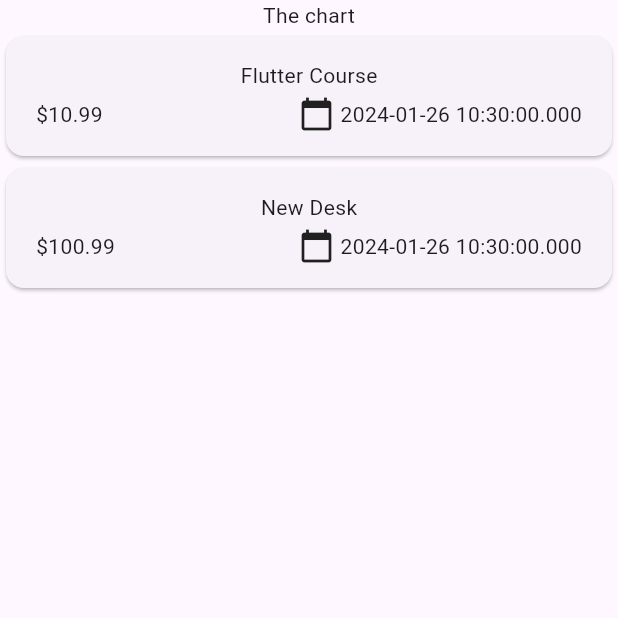
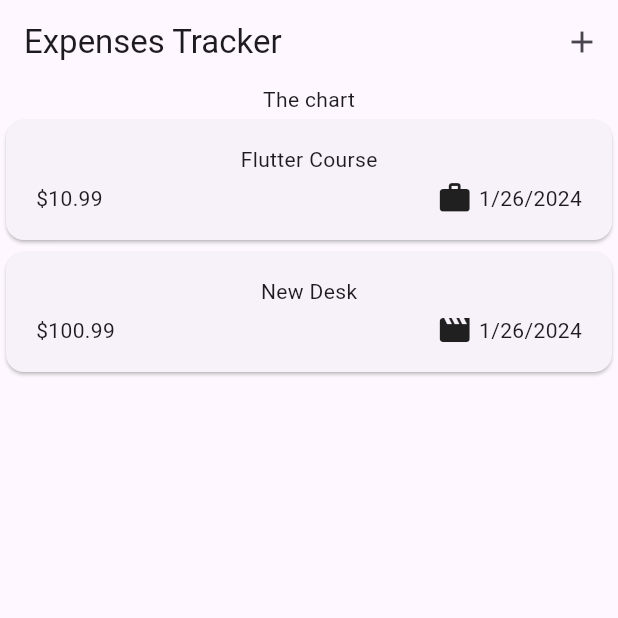
Before and after one commit to vishal-sah/expense_tracker, a Flutter app: the screen it shows after launch, on a phone screen of 412 x 824 dp, the top half of it. Run offline on Flutter 3.47's test engine with Material 3 defaults, Android fonts, the phone set to English and light mode, and no system bars.

Commit message:
Add expense formatting and category icons

```diff
--- a/lib/models/expense.dart
+++ b/lib/models/expense.dart
@@ -1,4 +1,8 @@
+import 'package:flutter/material.dart';
+import 'package:intl/intl.dart';
 import 'package:uuid/uuid.dart';
+
+final formatter = DateFormat.yMd();
 
 const uuid = Uuid();
 
@@ -8,6 +12,13 @@ enum Category {
   leisure,
   work,
 }
+
+const categoryIcons = {
+  Category.food: Icons.lunch_dining,
+  Category.travel: Icons.flight_takeoff,
+  Category.leisure: Icons.movie,
+  Category.work: Icons.work,
+};
 
 class Expense {
   Expense({
@@ -22,4 +33,8 @@ class Expense {
   final double amount;
   final DateTime date;
   final Category category;
+
+  String get formattedDate {
+    return formatter.format(date);
+  }
 }
--- a/lib/widgets/expenses.dart
+++ b/lib/widgets/expenses.dart
@@ -30,6 +30,15 @@ class _ExpenseState extends State<Expenses> {
   @override
   Widget build(BuildContext context) {
     return Scaffold(
+      appBar: AppBar(
+        title: const Text('Expenses Tracker'),
+        actions: [
+          IconButton(
+            onPressed: () {},
+            icon: const Icon(Icons.add),
+          ),
+        ],
+      ),
       body: Column(
         children: [
           const Text('The chart'),
--- a/lib/widgets/expenses_list/expense_item.dart
+++ b/lib/widgets/expenses_list/expense_item.dart
@@ -24,9 +24,9 @@ class ExpenseItem extends StatelessWidget {
                 const Spacer(),
                 Row(
                   children: [
-                    const Icon(Icons.calendar_today),
+                    Icon(categoryIcons[expense.category]),
                     const SizedBox(width: 4),
-                    Text(expense.date.toString()),
+                    Text(expense.formattedDate),
                   ],
                 ),
               ],
--- a/pubspec.yaml
+++ b/pubspec.yaml
@@ -36,6 +36,7 @@ dependencies:
   # Use with the CupertinoIcons class for iOS style icons.
   cupertino_icons: ^1.0.2
   uuid: ^4.3.3
+  intl: ^0.19.0
 
 dev_dependencies:
   flutter_test:
```
Also changed, not shown: pubspec.lock, 1 other file.
